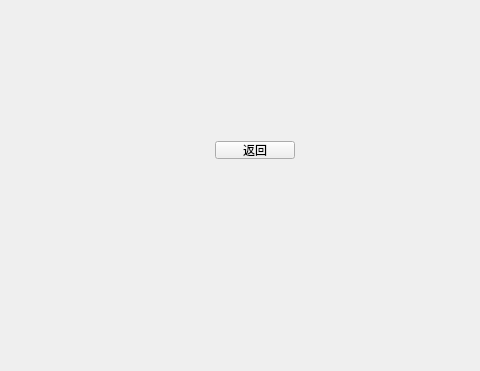
lh2080028463/String-frequency-statistic, file mymainwindow2.ui: the form before one commit; both pictures show x 165 to 645 and y 229 to 600 of the 800 by 600 pixel window.
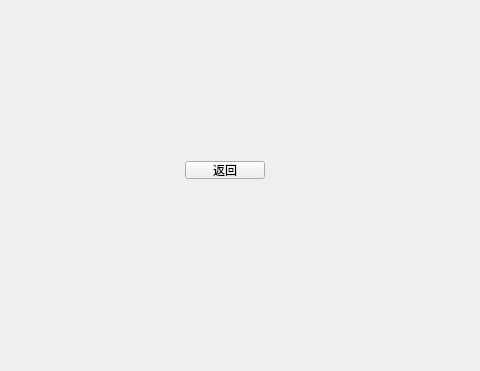
The form after the commit.

The edit to the form file:
```diff
--- a/mymainwindow2.ui
+++ b/mymainwindow2.ui
@@ -17,8 +17,8 @@
    <widget class="QPushButton" name="quitButton">
     <property name="geometry">
      <rect>
-      <x>380</x>
-      <y>370</y>
+      <x>350</x>
+      <y>390</y>
       <width>80</width>
       <height>18</height>
      </rect>
```
